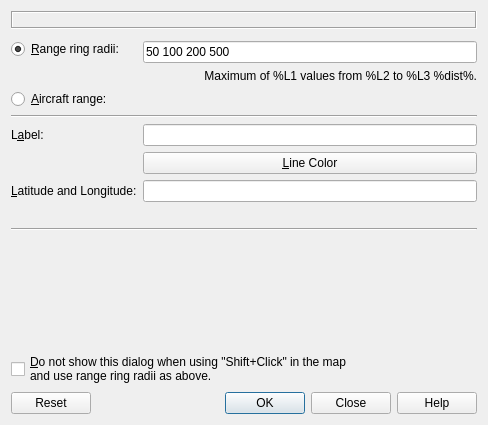
The window that src/gui/rangemarkerdialog.ui (albar965/littlenavmap) describes before a commit, drawn with Qt 5.
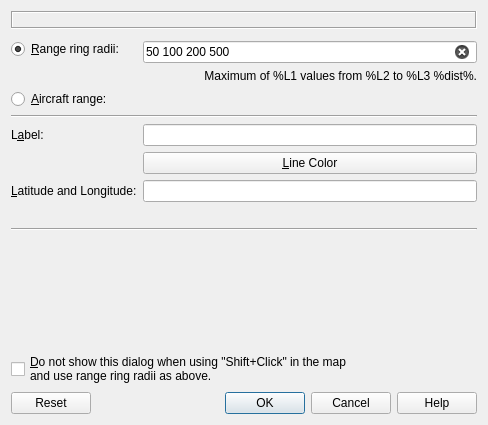
The same window after the commit.

What changed in the file:
```diff
--- a/src/gui/rangemarkerdialog.ui
+++ b/src/gui/rangemarkerdialog.ui
@@ -134,6 +134,9 @@
      <property name="cursorPosition">
       <number>14</number>
      </property>
+     <property name="clearButtonEnabled">
+      <bool>true</bool>
+     </property>
     </widget>
    </item>
    <item row="15" column="0" colspan="2">
@@ -178,7 +181,7 @@
       <enum>Qt::Horizontal</enum>
      </property>
      <property name="standardButtons">
-      <set>QDialogButtonBox::Close|QDialogButtonBox::Help|QDialogButtonBox::Ok|QDialogButtonBox::Reset</set>
+      <set>QDialogButtonBox::Cancel|QDialogButtonBox::Help|QDialogButtonBox::Ok|QDialogButtonBox::Reset</set>
      </property>
     </widget>
    </item>
```
Left out of the diff: 12 changed lines with no effect on the pictures.
